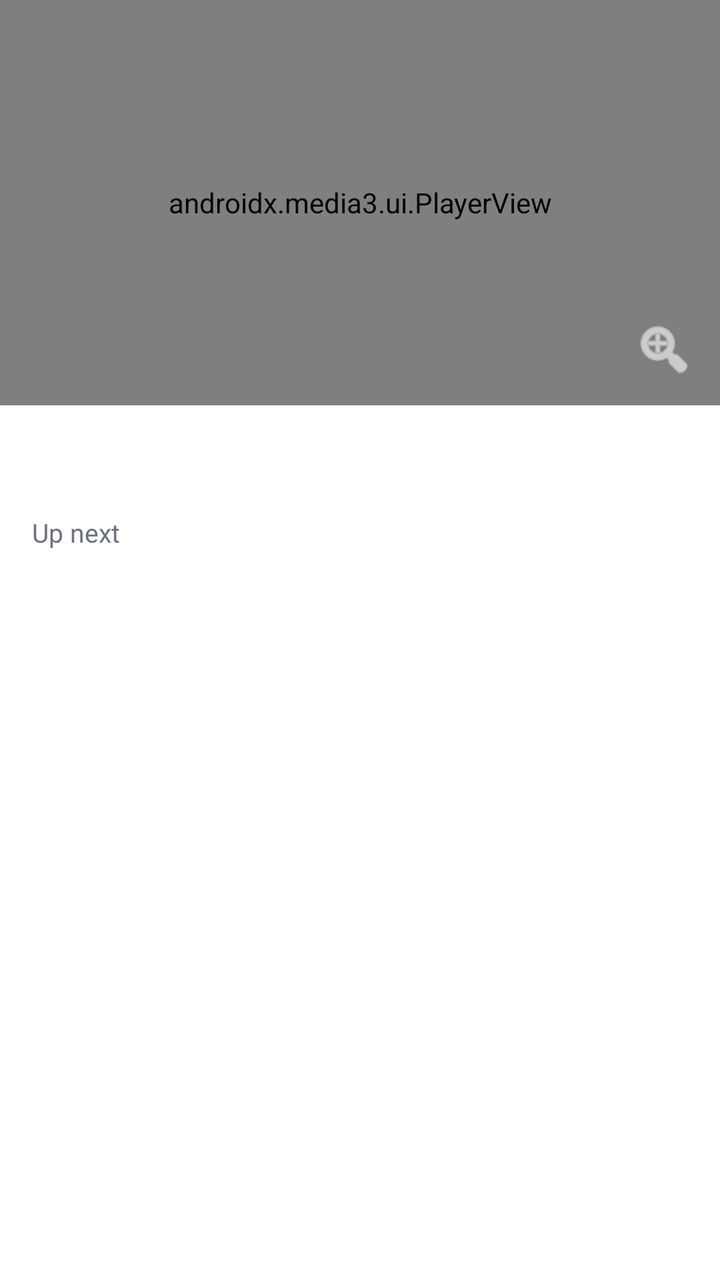
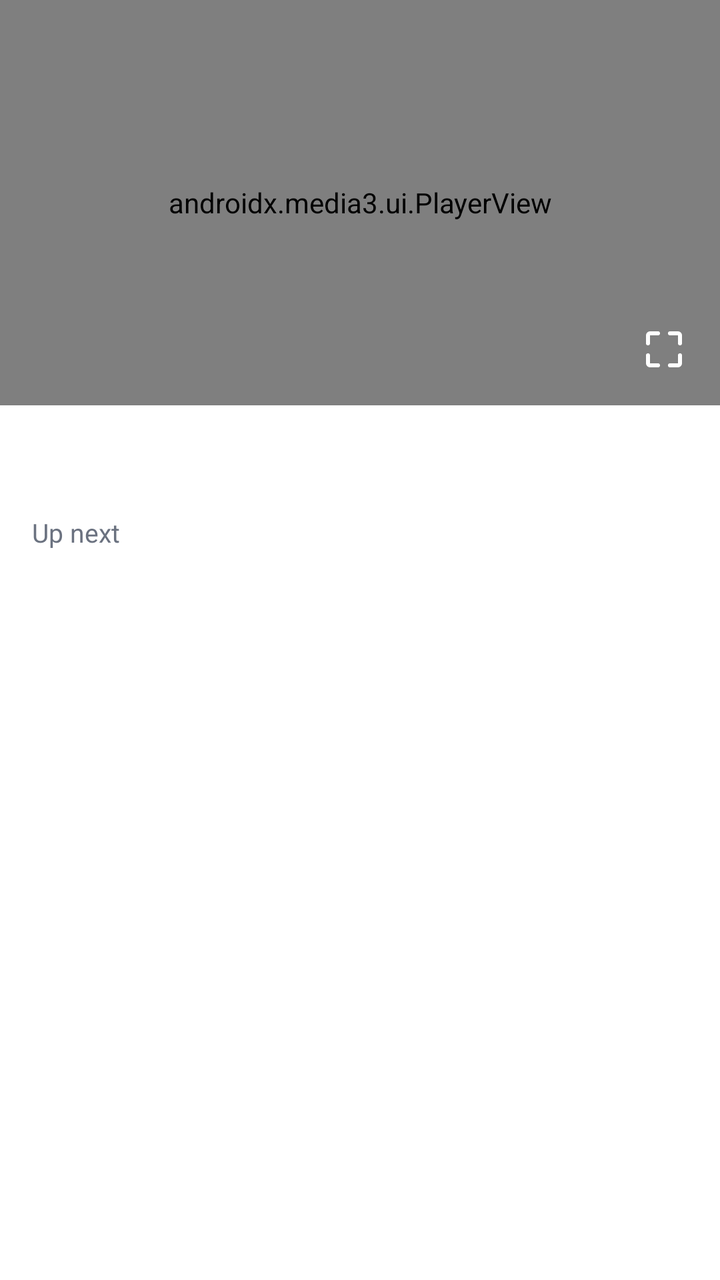

Two renders of the same Android screen: before a commit and after it. Below are the layout's source before the change and the commit's diff.
<!-- AndroidManifest.xml: application theme Theme.App -->
<!-- res/layout/activity_video_player.xml -->
<?xml version="1.0" encoding="utf-8"?>
<androidx.constraintlayout.widget.ConstraintLayout xmlns:android="http://schemas.android.com/apk/res/android"
    xmlns:app="http://schemas.android.com/apk/res-auto"
    android:id="@+id/rootLayout"
    android:layout_width="match_parent"
    android:layout_height="match_parent"
    android:background="@color/background">

    
    <FrameLayout
        android:id="@+id/playerContainer"
        android:layout_width="0dp"
        android:layout_height="0dp"
        android:background="#000000"
        app:layout_constraintDimensionRatio="H,16:9"
        app:layout_constraintTop_toTopOf="parent"
        app:layout_constraintStart_toStartOf="parent"
        app:layout_constraintEnd_toEndOf="parent">

        <androidx.media3.ui.PlayerView
            android:id="@+id/playerView"
            android:layout_width="match_parent"
            android:layout_height="match_parent"
            app:use_controller="true"
            app:show_buffering="always" />

        <ImageButton
            android:id="@+id/fullscreenToggleButton"
            android:layout_width="40dp"
            android:layout_height="40dp"
            android:layout_gravity="bottom|end"
            android:layout_margin="8dp"
            android:background="@android:color/transparent"
            android:contentDescription="Toggle fullscreen"
            android:padding="8dp"
            android:src="@android:drawable/ic_menu_zoom"
            app:tint="@android:color/white" />

        <ProgressBar
            android:id="@+id/playerLoadingSpinner"
            android:layout_width="wrap_content"
            android:layout_height="wrap_content"
            android:layout_gravity="center"
            android:indeterminateTint="@color/accent" />

        <TextView
            android:id="@+id/playerErrorText"
            android:layout_width="wrap_content"
            android:layout_height="wrap_content"
            android:layout_gravity="center"
            android:gravity="center"
            android:padding="24dp"
            android:textColor="@android:color/white"
            android:visibility="gone" />

    </FrameLayout>

    <TextView
        android:id="@+id/playerTitleText"
        android:layout_width="0dp"
        android:layout_height="wrap_content"
        android:padding="16dp"
        android:textColor="@color/text_primary"
        android:textSize="17sp"
        android:textStyle="bold"
        app:layout_constraintTop_toBottomOf="@id/playerContainer"
        app:layout_constraintStart_toStartOf="parent"
        app:layout_constraintEnd_toEndOf="parent" />

    <TextView
        android:id="@+id/upNextLabel"
        android:layout_width="0dp"
        android:layout_height="wrap_content"
        android:paddingHorizontal="16dp"
        android:paddingBottom="8dp"
        android:text="Up next"
        android:textColor="@color/text_secondary"
        android:textSize="13sp"
        app:layout_constraintTop_toBottomOf="@id/playerTitleText"
        app:layout_constraintStart_toStartOf="parent"
        app:layout_constraintEnd_toEndOf="parent" />

    <LinearLayout
        android:id="@+id/upNextRow"
        android:layout_width="0dp"
        android:layout_height="wrap_content"
        android:background="?android:attr/selectableItemBackground"
        android:clickable="true"
        android:focusable="true"
        android:orientation="horizontal"
        android:padding="16dp"
        android:visibility="gone"
        app:layout_constraintTop_toBottomOf="@id/upNextLabel"
        app:layout_constraintStart_toStartOf="parent"
        app:layout_constraintEnd_toEndOf="parent">

        <ImageView
            android:id="@+id/upNextThumbnail"
            android:layout_width="100dp"
            android:layout_height="58dp"
            android:background="@color/surface"
            android:scaleType="centerCrop" />

        <TextView
            android:id="@+id/upNextTitleText"
            android:layout_width="0dp"
            android:layout_height="wrap_content"
            android:layout_gravity="center_vertical"
            android:layout_marginStart="12dp"
            android:layout_weight="1"
            android:textColor="@color/text_primary"
            android:textSize="15sp" />

    </LinearLayout>

</androidx.constraintlayout.widget.ConstraintLayout>
<!-- resources referenced by this layout -->
<resources>
  <color name="accent">#4F7CFF</color>
  <color name="background">#FFFFFF</color>
  <color name="surface">#F5F6F8</color>
  <color name="text_primary">#111318</color>
  <color name="text_secondary">#6B7280</color>
  <style name="Theme.App" parent="Theme.MaterialComponents.DayNight.NoActionBar">
          <item name="colorPrimary">@color/accent</item>
          <item name="android:windowBackground">@color/background</item>
          <item name="colorOnPrimary">@color/text_primary</item>
      </style>
</resources>

<!-- the commit's change to res/layout/activity_video_player.xml (unified diff, before → after) -->
@@ -22,7 +22,18 @@
             android:layout_width="match_parent"
             android:layout_height="match_parent"
             app:use_controller="true"
-            app:show_buffering="always" />
+            app:show_buffering="always"
+            app:show_previous_button="false"
+            app:show_next_button="false"
+            app:show_rewind_button="false"
+            app:show_fastforward_button="false" />
+
+        
+        <View
+            android:id="@+id/doubleTapOverlay"
+            android:layout_width="match_parent"
+            android:layout_height="match_parent"
+            android:background="@android:color/transparent" />
 
         <ImageButton
             android:id="@+id/fullscreenToggleButton"
@@ -33,8 +44,7 @@
             android:background="@android:color/transparent"
             android:contentDescription="Toggle fullscreen"
             android:padding="8dp"
-            android:src="@android:drawable/ic_menu_zoom"
-            app:tint="@android:color/white" />
+            android:src="@drawable/ic_fullscreen_expand" />
 
         <ProgressBar
             android:id="@+id/playerLoadingSpinner"
@@ -94,12 +104,26 @@
         app:layout_constraintStart_toStartOf="parent"
         app:layout_constraintEnd_toEndOf="parent">
 
-        <ImageView
-            android:id="@+id/upNextThumbnail"
-            android:layout_width="100dp"
-            android:layout_height="58dp"
-            android:background="@color/surface"
-            android:scaleType="centerCrop" />
+        <FrameLayout
+            android:layout_width="140dp"
+            android:layout_height="79dp">
+
+            <ImageView
+                android:id="@+id/upNextThumbnail"
+                android:layout_width="match_parent"
+                android:layout_height="match_parent"
+                android:background="@color/surface"
+                android:scaleType="centerCrop" />
+
+            <TextView
+                android:layout_width="wrap_content"
+                android:layout_height="wrap_content"
+                android:layout_gravity="center"
+                android:text="▶"
+                android:textColor="@color/text_secondary"
+                android:textSize="20sp" />
+
+        </FrameLayout>
 
         <TextView
             android:id="@+id/upNextTitleText"
<!-- resource entries referenced after the edit -->
@@ -5,6 +5,14 @@
   <color name="surface">#F5F6F8</color>
   <color name="text_primary">#111318</color>
   <color name="text_secondary">#6B7280</color>
+  <!-- drawable ic_fullscreen_expand (drawable) -->
+  <vector xmlns:android="http://schemas.android.com/apk/res/android"
+      android:width="24dp" android:height="24dp" android:viewportWidth="24" android:viewportHeight="24">
+      <path android:pathData="M4,9 V5 A1,1 0 0 1 5,4 H9" android:strokeColor="#FFFFFF" android:strokeWidth="2" android:fillColor="@android:color/transparent" android:strokeLineCap="round" android:strokeLineJoin="round" />
+      <path android:pathData="M15,4 H19 A1,1 0 0 1 20,5 V9" android:strokeColor="#FFFFFF" android:strokeWidth="2" android:fillColor="@android:color/transparent" android:strokeLineCap="round" android:strokeLineJoin="round" />
+      <path android:pathData="M20,15 V19 A1,1 0 0 1 19,20 H15" android:strokeColor="#FFFFFF" android:strokeWidth="2" android:fillColor="@android:color/transparent" android:strokeLineCap="round" android:strokeLineJoin="round" />
+      <path android:pathData="M9,20 H5 A1,1 0 0 1 4,19 V15" android:strokeColor="#FFFFFF" android:strokeWidth="2" android:fillColor="@android:color/transparent" android:strokeLineCap="round" android:strokeLineJoin="round" />
+  </vector>
   <style name="Theme.App" parent="Theme.MaterialComponents.DayNight.NoActionBar">
           <item name="colorPrimary">@color/accent</item>
           <item name="android:windowBackground">@color/background</item>
